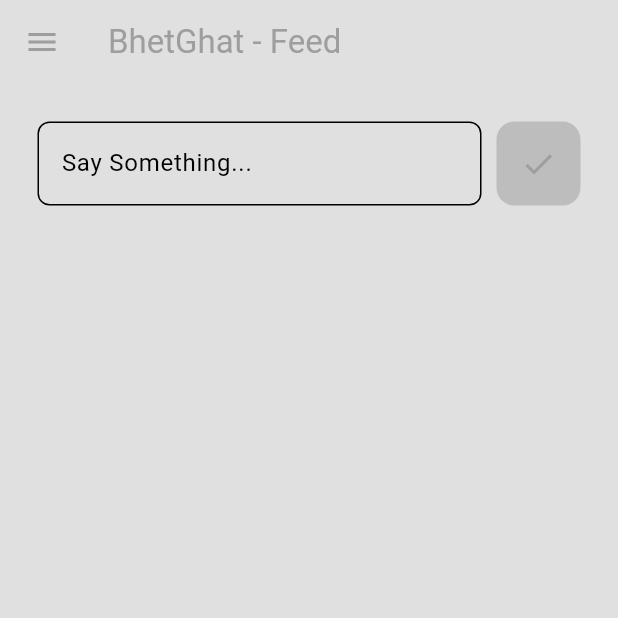
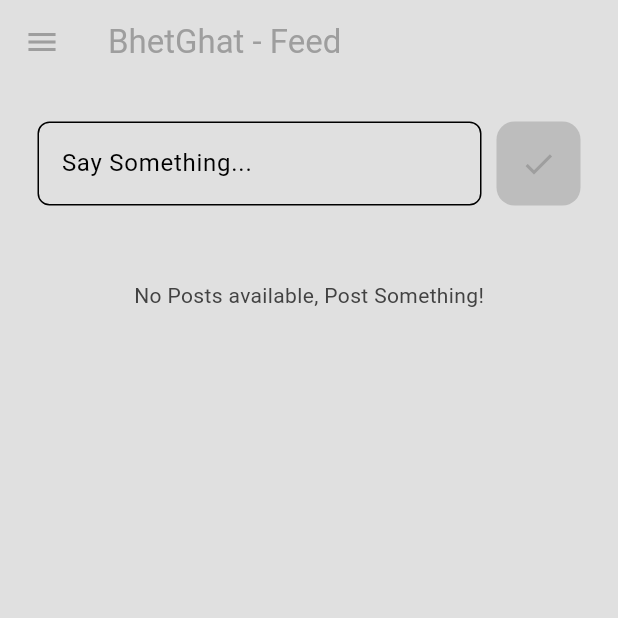
Before and after one commit to 4bhisheksharma/bhetghat-app, a Flutter app: the screen it shows once a user with an empty profile is signed in, on a phone screen of 412 x 824 dp, the top half of it. Run offline on Flutter 3.47's test engine with Material 3 defaults, Android fonts, the phone set to English and light mode, and no system bars; our stand-ins replace cloud_firestore, firebase_auth, firebase_core; accounts and stored records are empty; generated files the repository leaves out were written again.

Commit message:
feat: implement post listing in HomePage with StreamBuilder and MyListTile component/project completed but still rooms for improv.

```diff
--- a/lib/pages/content/home_page.dart
+++ b/lib/pages/content/home_page.dart
@@ -1,7 +1,9 @@
 import 'package:bhetghat/components/my_drawer.dart';
+import 'package:bhetghat/components/my_list_tile.dart';
 import 'package:bhetghat/components/my_post_button.dart';
 import 'package:bhetghat/components/my_text_field.dart';
 import 'package:bhetghat/database/firestore.dart';
+import 'package:cloud_firestore/cloud_firestore.dart';
 import 'package:flutter/material.dart';
 
 class HomePage extends StatelessWidget {
@@ -55,7 +57,48 @@ class HomePage extends StatelessWidget {
             ),
           ),
 
-          //
+          //posts
+          StreamBuilder(
+            stream: database.getPostsStream(),
+            builder: (context, snapshot) {
+              //show loading indicator
+              if (snapshot.connectionState == ConnectionState.waiting) {
+                return Center(child: CircularProgressIndicator());
+              }
+
+              //get all posts
+              final posts = snapshot.data!.docs;
+
+              //check if data or not
+              if (snapshot.data == null || posts.isEmpty) {
+                return const Center(
+                  child: Padding(
+                    padding: EdgeInsets.all(25.0),
+                    child: Text("No Posts available, Post Something!"),
+                  ),
+                );
+              }
+
+              //return posts as list
+              return Expanded(
+                child: ListView.builder(
+                  itemCount: posts.length,
+                  itemBuilder: (context, index) {
+                    //get all ind. posts
+                    final post = posts[index];
+
+                    //get data from each post
+                    String message = post['PostMessage'];
+                    String userEmail = post['UserEmail'];
+                    Timestamp timestamp = post['TimeStamp'];
+
+                    //return as a tile list
+                    return MyListTile(subTitle: userEmail, title: message, date: timestamp,);
+                  },
+                ),
+              );
+            },
+          ),
         ],
       ),
     );
--- a/pubspec.yaml
+++ b/pubspec.yaml
@@ -37,6 +37,7 @@ dependencies:
   firebase_core: ^4.1.0
   firebase_auth: ^6.0.2
   cloud_firestore: ^6.0.1
+  intl: ^0.18.1
 
 dev_dependencies:
   flutter_test:
```
Also changed, not shown: lib/components/my_list_tile.dart (added, +44 -0 lines).
